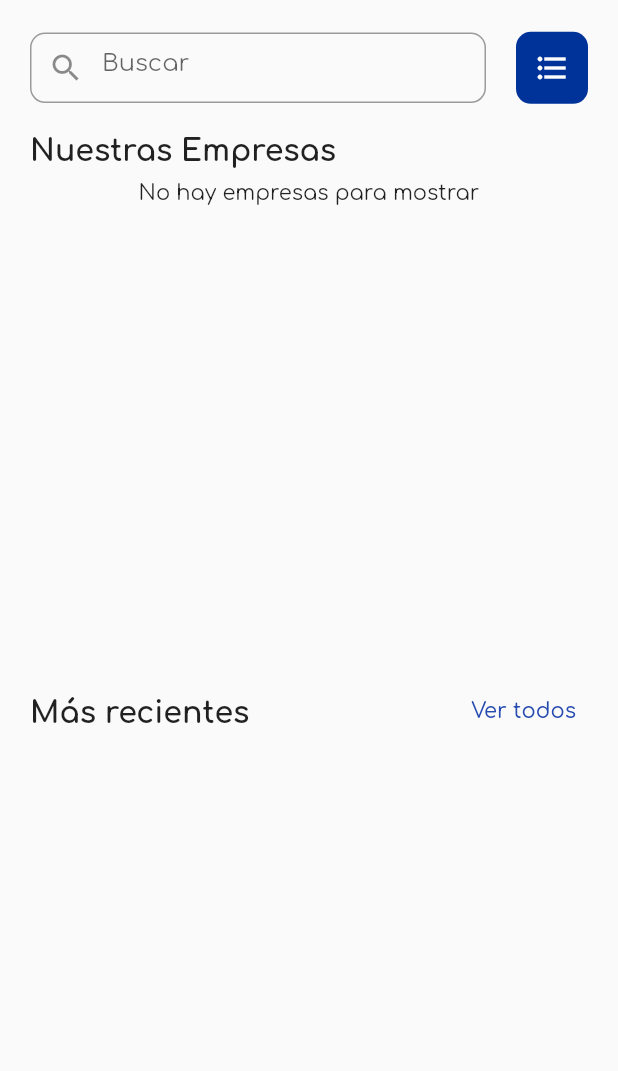
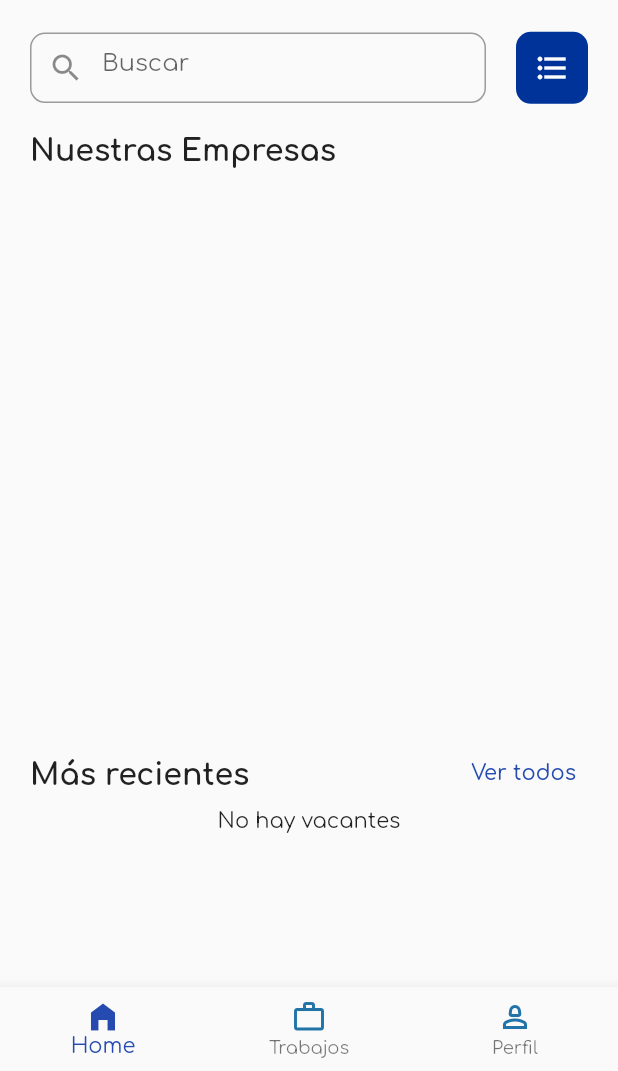
Before and after one commit to Emmanuelle20021/vitiumParaDocker, a Flutter app: the HomeUsuario screen opened by its route, after a tap on the "format list bulleted" icon, on a phone screen of 412 x 824 dp, the part 165-1236 px from its top. Run offline on Flutter 3.47's test engine with Material 2 defaults, Android fonts, the phone set to English and light mode, and no system bars; drawn by our look-alikes of auto_size_text; our stand-ins replace animate_do, cloud_firestore, dotted_line, firebase_auth, firebase_core, firebase_storage and 2 more; accounts and stored records are empty.

Commit message:
Menu usuario
En el main

```diff
--- a/lib/constantes/constantes.dart
+++ b/lib/constantes/constantes.dart
@@ -129,3 +129,12 @@ var buttonStyle = ButtonStyle(
       MaterialStateProperty.all(BorderRadius.circular(20) as OutlinedBorder?),
   backgroundColor: MaterialStateProperty.all<Color>(accent),
 );
+
+const iconos = [
+  Icons.insights,
+  Icons.work_history,
+  Icons.cases_rounded,
+  Icons.trolley,
+  Icons.card_travel,
+  Icons.savings
+];
--- a/lib/constantes/navigation.dart
+++ b/lib/constantes/navigation.dart
@@ -36,16 +36,12 @@ class _BarraState extends State<Barra> {
 
   @override
   Widget build(BuildContext context) {
-    return Scaffold(
-      appBar: AppBar(
-        title: const Text('Prueba'),
-      ),
-      bottomNavigationBar: BottomNavigationBar(
+    return BottomNavigationBar(
         items: <BottomNavigationBarItem>[menu, trabajo, perfil],
         currentIndex: _selectedIndex,
-        onTap: _onItemTapped,
-      ),
+      onTap: _onItemTapped,
     );
+
   }
 }
 
--- a/lib/pantallas/splash/splahs.dart
+++ b/lib/pantallas/splash/splahs.dart
@@ -301,7 +301,7 @@ String comprobarUsuario() {
   if (usuario == null) {
     ruta = "/loginUser";
   } else {
-    ruta = "/homeEmpresa";
+    ruta = "/homeUser";
   }
   return ruta;
 }
--- a/lib/pantallas/usuario/home/home_user.dart
+++ b/lib/pantallas/usuario/home/home_user.dart
@@ -1,3 +1,4 @@
+import 'dart:math';
 import 'package:auto_size_text/auto_size_text.dart';
 import 'package:cloud_firestore/cloud_firestore.dart';
 import 'package:firebase_auth/firebase_auth.dart';
@@ -5,6 +6,8 @@ import 'package:flutter/material.dart';
 import 'package:flutter/services.dart';
 import 'package:flutter_native_splash/flutter_native_splash.dart';
 import 'package:vitium_app/constantes/constantes.dart';
+import 'package:vitium_app/constantes/navigation.dart';
+import 'package:vitium_app/pantallas/splash/splahs.dart';
 
 class HomeUsuario extends StatefulWidget {
   const HomeUsuario({super.key});
@@ -13,42 +16,87 @@ class HomeUsuario extends StatefulWidget {
   State<HomeUsuario> createState() => _HomeUsuarioState();
 }
 
+late double anchoGlobal;
+late IconData icono;
+var refreshKey = GlobalKey<RefreshIndicatorState>();
 FirebaseFirestore db = FirebaseFirestore.instance;
 List<FichaEmpresa> empresas = List.empty(growable: true);
-
-rellenarEmpresas() async {
-  empresas = List.empty(growable: true);
-  await db.collectionGroup("Empresa").get().then(
-        (QuerySnapshot querySnapshot) => {
-          querySnapshot.docs.toList().forEach(
-            (element) {
-              FichaEmpresa fichaEmpresa = FichaEmpresa(
-                element.get("Imagen"),
-                element.get("Nombre"),
-              );
-              empresas.add(fichaEmpresa);
-            },
-          ),
-        },
-      );
-}
+String busqueda = "";
 
 final User? user = FirebaseAuth.instance.currentUser;
 
 class _HomeUsuarioState extends State<HomeUsuario> {
   @override
   void initState() {
+    rellenarEmpresas("");
     super.initState();
     FlutterNativeSplash.remove();
+    buscarVacante();
+    icono = iconos[Random().nextInt(6 - 0)];
+  }
+
+  void setGlobal(ancho) {
+    anchoGlobal = ancho;
+  }
+
+  QueryDocumentSnapshot<Object>? vacante;
+
+  buscarVacante() async {
+    icono = iconos[Random().nextInt(6 - 0)];
+    vacante = null;
+    QueryDocumentSnapshot<Object>? vacantes;
+    await db.collectionGroup("Vacantes").get().then(
+          (value) => {
+            value.docs.toList().forEach((element) {
+              if (vacante == null) {
+                vacantes = element;
+              }
+            })
+          },
+        );
+    setState(() {
+      vacante ??= vacantes;
+    });
+  }
+
+  Future<Type> rellenarEmpresas(busqueda) async {
+    refreshKey.currentState?.show();
+    List<FichaEmpresa> empresa = List.empty(growable: true);
+    await db.collectionGroup("Empresa").get().then(
+          (QuerySnapshot querySnapshot) => {
+            querySnapshot.docs.toList().forEach(
+              (element) {
+                String nombre = element.get("Nombre");
+                if (nombre.contains(busqueda)) {
+                  FichaEmpresa fichaEmpresa = FichaEmpresa(
+                    element.get("Imagen"),
+                    element.get("Nombre"),
+                  );
+                  empresa.add(fichaEmpresa);
+                }
+              },
+            ),
+          },
+        );
+    setState(() {
+      empresas = List.empty(growable: true);
+      empresas = empresa;
+    });
+    return Null;
   }
 
   @override
   Widget build(BuildContext context) {
     double ancho = MediaQuery.of(context).size.width;
     double alto = MediaQuery.of(context).size.height;
+    setGlobal(ancho);
     TextEditingController busquedaController = TextEditingController();
     return Scaffold(
-      body: Column(
+      bottomNavigationBar: const Barra(),
+      body: RefreshIndicator(
+        key: refreshKey,
+        onRefresh: () => rellenarEmpresas(busqueda),
+        child: Column(
           mainAxisSize: MainAxisSize.min,
           mainAxisAlignment: MainAxisAlignment.spaceBetween,
           crossAxisAlignment: CrossAxisAlignment.center,
@@ -98,6 +146,10 @@ class _HomeUsuarioState extends State<HomeUsuario> {
                     fit: FlexFit.loose,
                     flex: 2,
                     child: TextField(
+                      onSubmitted: (value) {
+                        busqueda = value;
+                        rellenarEmpresas(busqueda);
+                      },
                       inputFormatters: [
                         FilteringTextInputFormatter.singleLineFormatter
                       ],
@@ -151,7 +203,7 @@ class _HomeUsuarioState extends State<HomeUsuario> {
               ),
             ),
             SizedBox(
-            height: alto * 0.4,
+              height: alto * 0.45,
               child: Flexible(
                 fit: FlexFit.tight,
                 flex: 1,
@@ -180,19 +232,28 @@ class _HomeUsuarioState extends State<HomeUsuario> {
                   ),
                 ],
               ),
-          )
+            ),
+            vacanteFicha(),
           ],
+        ),
       ),
     );
   }
-}
 
-Widget compruebaEmpresas(empresas, alto, ancho) {
-  rellenarEmpresas();
-  if (empresas.length > 0) {
-    return GridView.builder(
-      gridDelegate:
-          const SliverGridDelegateWithFixedCrossAxisCount(crossAxisCount: 2),
+  Widget compruebaEmpresas(empresas, alto, ancho) => empresas != Null
+      ? GestureDetector(
+          onTap: () {
+            setState(() {
+              Navigator.pushReplacement(
+                  context,
+                  PageRouteBuilder(
+                    pageBuilder: (context, __, _) => const SplahsScreens(),
+                  ));
+            });
+          },
+          child: GridView.builder(
+            gridDelegate: const SliverGridDelegateWithFixedCrossAxisCount(
+                crossAxisCount: 2),
             padding: const EdgeInsets.all(20),
             scrollDirection: Axis.horizontal,
             shrinkWrap: true,
@@ -256,10 +317,66 @@ Widget compruebaEmpresas(empresas, alto, ancho) {
                 ),
               );
             },
+          ),
+        )
+      : const Center(
+          child: Text("No hay empresas para mostrar"),
         );
-  } else {
-    return const Text("No hay empresas para mostrar");
-  }
+
+  Widget vacanteFicha() => vacante != null
+      ? GestureDetector(
+          onTap: () {},
+          child: Container(
+            margin: const EdgeInsets.all(10),
+            padding: const EdgeInsets.symmetric(horizontal: 30, vertical: 10),
+            decoration: const ShapeDecoration(
+              shape: RoundedRectangleBorder(
+                borderRadius: BorderRadius.all(
+                  Radius.circular(20),
+                ),
+                side: BorderSide(width: .3, color: Colors.grey),
+              ),
+            ),
+            child: Column(
+              mainAxisAlignment: MainAxisAlignment.start,
+              children: [
+                Row(
+                  mainAxisAlignment: MainAxisAlignment.start,
+                  children: [
+                    Icon(icono, color: primary, weight: anchoGlobal * .17),
+                    const SizedBox(
+                      width: 10,
+                    ),
+                    Column(
+                      mainAxisAlignment: MainAxisAlignment.start,
+                      crossAxisAlignment: CrossAxisAlignment.start,
+                      children: [
+                        Text(vacante?.get("Puesto"),
+                            textAlign: TextAlign.start),
+                        Text(
+                          vacante?.get("Empresa"),
+                          textAlign: TextAlign.start,
+                        )
+                      ],
+                    ),
+                  ],
+                ),
+                const SizedBox(
+                  height: 10,
+                ),
+                Row(
+                  mainAxisAlignment: MainAxisAlignment.start,
+                  children: [
+                    Text(vacante?.get("Discapacidad")),
+                    const Spacer(),
+                    Text(vacante?.get("Salario")),
+                  ],
+                )
+              ],
+            ),
+          ),
+        )
+      : const Center(child: Text("No hay vacantes"));
 }
 
 class FichaEmpresa {
```
Lines whose indentation alone changed are shown as unchanged.
